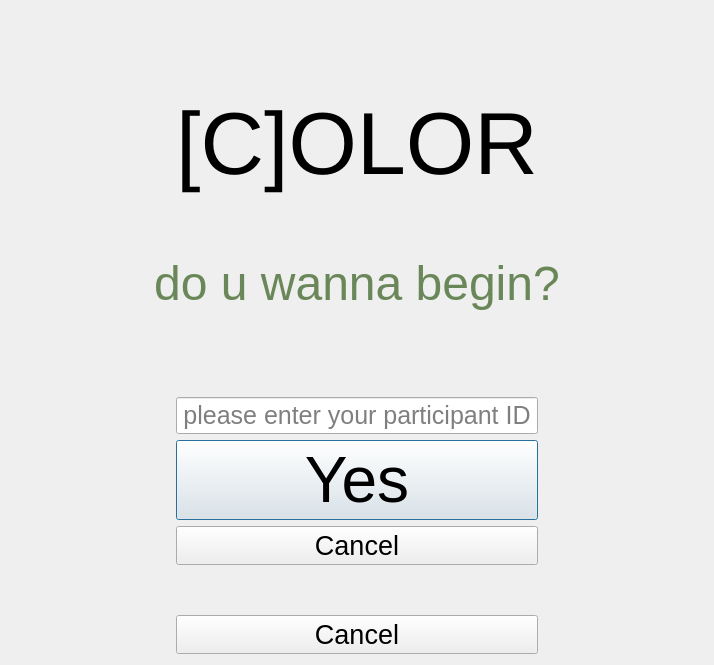
Qt form reaction_menu.ui (ITT-21SS-UR/assignment-03-ma) before a commit.
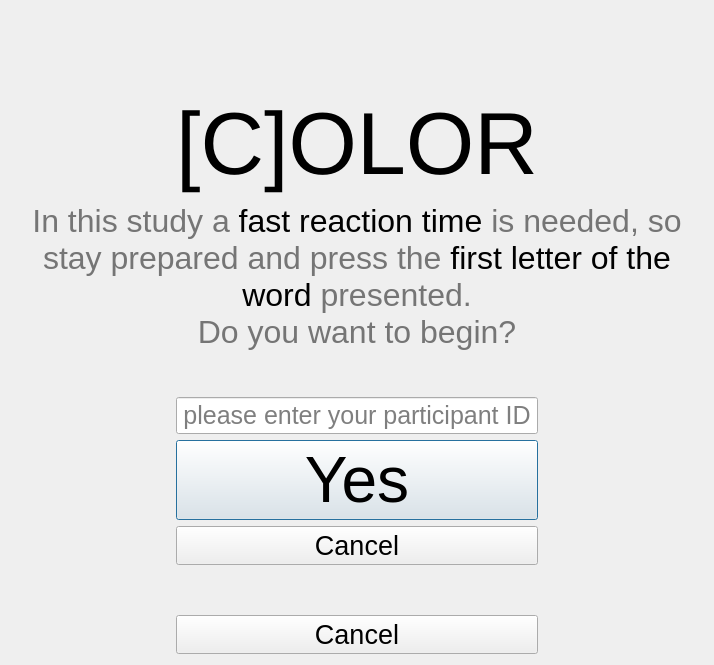
The same form after that commit.

Commit message: Core features implemented (almost finished)

The edit to the form file:
```diff
--- a/reaction_menu.ui
+++ b/reaction_menu.ui
@@ -32,10 +32,8 @@
 &lt;html&gt;&lt;head&gt;&lt;meta name=&quot;qrichtext&quot; content=&quot;1&quot; /&gt;&lt;style type=&quot;text/css&quot;&gt;
 p, li { white-space: pre-wrap; }
 &lt;/style&gt;&lt;/head&gt;&lt;body style=&quot; font-family:'MS Shell Dlg 2'; font-size:8.25pt; font-weight:400; font-style:normal;&quot;&gt;
-&lt;p align=&quot;center&quot; style=&quot;-qt-paragraph-type:empty; margin-top:0px; margin-bottom:0px; margin-left:0px; margin-right:0px; -qt-block-indent:0; text-indent:0px;&quot;&gt;&lt;br /&gt;&lt;/p&gt;
-&lt;p align=&quot;center&quot; style=&quot;-qt-paragraph-type:empty; margin-top:0px; margin-bottom:0px; margin-left:0px; margin-right:0px; -qt-block-indent:0; text-indent:0px; font-size:26pt;&quot;&gt;&lt;br /&gt;&lt;/p&gt;
-&lt;p align=&quot;center&quot; style=&quot; margin-top:0px; margin-bottom:0px; margin-left:0px; margin-right:0px; -qt-block-indent:0; text-indent:0px;&quot;&gt;&lt;span style=&quot; font-family:'JetBrains Mono,monospace'; font-size:36pt; color:#6a8759;&quot;&gt;do u wanna begin?&lt;/span&gt;&lt;/p&gt;
-&lt;p style=&quot;-qt-paragraph-type:empty; margin-top:0px; margin-bottom:0px; margin-left:0px; margin-right:0px; -qt-block-indent:0; text-indent:0px; font-size:26pt;&quot;&gt;&lt;br /&gt;&lt;/p&gt;&lt;/body&gt;&lt;/html&gt;</string>
+&lt;p align=&quot;center&quot; style=&quot; margin-top:0px; margin-bottom:0px; margin-left:0px; margin-right:0px; -qt-block-indent:0; text-indent:0px;&quot;&gt;&lt;span style=&quot; font-size:24pt; color:#757575;&quot;&gt;In this study a &lt;/span&gt;&lt;span style=&quot; font-size:24pt; color:#000000;&quot;&gt;fast reaction time&lt;/span&gt;&lt;span style=&quot; font-size:24pt; color:#757575;&quot;&gt; is needed, so stay prepared and press the &lt;/span&gt;&lt;span style=&quot; font-size:24pt; color:#000000;&quot;&gt;first letter of the word&lt;/span&gt;&lt;span style=&quot; font-size:24pt; color:#757575;&quot;&gt; presented.&lt;/span&gt;&lt;/p&gt;
+&lt;p align=&quot;center&quot; style=&quot; margin-top:0px; margin-bottom:0px; margin-left:0px; margin-right:0px; -qt-block-indent:0; text-indent:0px;&quot;&gt;&lt;span style=&quot; font-size:24pt; color:#757575;&quot;&gt;Do you want to begin?&lt;/span&gt;&lt;/p&gt;&lt;/body&gt;&lt;/html&gt;</string>
        </property>
       </widget>
      </item>
```
The commit also changes 1 other file.
